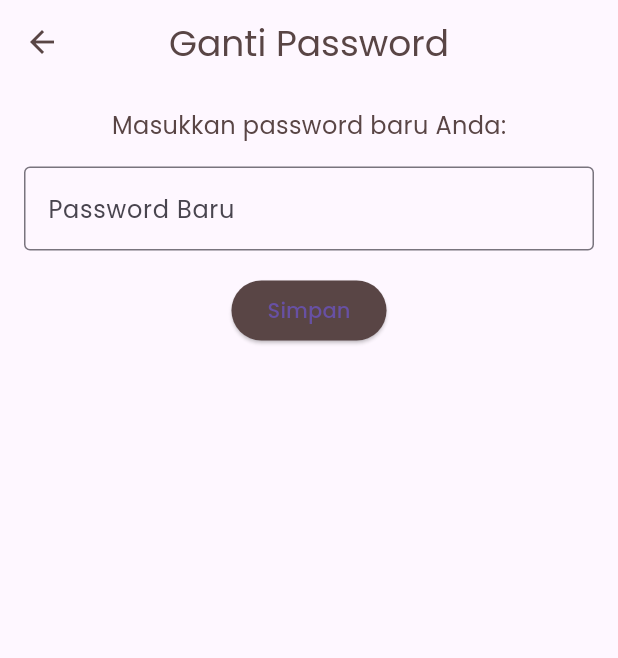
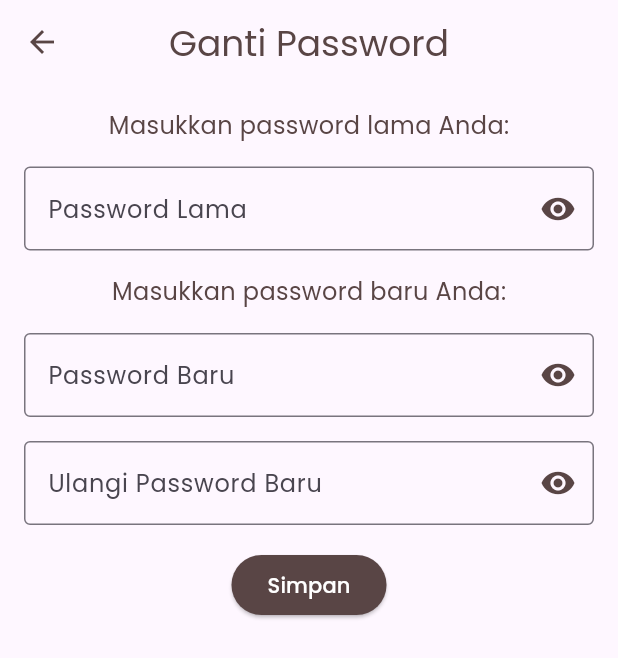
Before and after one commit to FaisalRidho12/apps_mobile, a Flutter app: the ChangePasswordWidget screen opened directly, on a phone screen of 412 x 824 dp. Shown: the top 658 px of the screen. Run offline on Flutter 3.47's test engine with Material 3 defaults, Android fonts, the phone set to English and light mode, and no system bars; our stand-ins replace audioplayers, cloud_firestore, firebase_auth, firebase_core, flutter_local_notifications, google_fonts and 1 more; missing offline and left inert: android_alarm_manager_plus, workmanager; accounts and stored records are empty; generated files the repository leaves out were written again.

Commit message:
Update profile.dart

```diff
--- a/lib/pages/profile.dart
+++ b/lib/pages/profile.dart
@@ -21,9 +21,9 @@ class _ProfileScreenState extends State<ProfileScreen> {
   @override
   void initState() {
     super.initState();
-    user = FirebaseAuth.instance.currentUser; // Ambil data pengguna yang sedang login
+    user = FirebaseAuth.instance.currentUser;
     if (user != null) {
-      _fetchUsername(); // Ambil data nama pengguna dari Firestore
+      _fetchUsername();
     }
   }
 
@@ -80,10 +80,10 @@ class _ProfileScreenState extends State<ProfileScreen> {
               );
             }),
             _buildMenuItem(context, Icons.notifications, 'Notifikasi', () {
-              // Logika untuk navigasi ke halaman Notifikasi
+
             }),
             _buildMenuItem(context, Icons.info_outline, 'Tentang Kami', () {
-              // Logika untuk navigasi ke halaman Tentang Kami
+
             }),
           ],
         ),
@@ -350,8 +350,118 @@ class SettingsScreen extends StatelessWidget {
   }
 }
 
-class ChangePasswordWidget extends StatelessWidget {
+class ChangePasswordWidget extends StatefulWidget {
   const ChangePasswordWidget({super.key});
+
+  @override
+  _ChangePasswordWidgetState createState() => _ChangePasswordWidgetState();
+}
+
+class _ChangePasswordWidgetState extends State<ChangePasswordWidget> {
+  final TextEditingController _oldPasswordController = TextEditingController();
+  final TextEditingController _newPasswordController = TextEditingController();
+  final TextEditingController _confirmPasswordController = TextEditingController();
+  final FirebaseAuth _auth = FirebaseAuth.instance;
+
+  bool _isLoading = false;
+  bool _oldPasswordVisible = false;
+  bool _newPasswordVisible = false;
+  bool _confirmPasswordVisible = false;
+
+  Future<void> _changePassword() async {
+    setState(() {
+      _isLoading = true;
+    });
+
+    try {
+      User? user = _auth.currentUser;
+      String email = user?.email ?? '';
+
+      // Re-authenticate user
+      AuthCredential credential = EmailAuthProvider.credential(
+        email: email,
+        password: _oldPasswordController.text,
+      );
+
+      await user?.reauthenticateWithCredential(credential);
+
+      if (_newPasswordController.text == _confirmPasswordController.text) {
+        await user?.updatePassword(_newPasswordController.text);
+        showDialog(
+          context: context,
+          builder: (context) => AlertDialog(
+            title: Text(
+              'Sukses',
+              style: GoogleFonts.poppins(),
+            ),
+            content: Text(
+              'Password telah diubah.',
+              style: GoogleFonts.poppins(),
+            ),
+            actions: [
+              TextButton(
+                onPressed: () => Navigator.of(context).pop(),
+                child: Text(
+                  'OK',
+                  style: GoogleFonts.poppins(),
+                ),
+              ),
+            ],
+          ),
+        );
+      } else {
+        showDialog(
+          context: context,
+          builder: (context) => AlertDialog(
+            title: Text(
+              'Error',
+              style: GoogleFonts.poppins(),
+            ),
+            content: Text(
+              'Password baru dan konfirmasi password tidak cocok.',
+              style: GoogleFonts.poppins(),
+            ),
+            actions: [
+              TextButton(
+                onPressed: () => Navigator.of(context).pop(),
+                child: Text(
+                  'OK',
+                  style: GoogleFonts.poppins(),
+                ),
+              ),
+            ],
+          ),
+        );
+      }
+    } catch (e) {
+      showDialog(
+        context: context,
+        builder: (context) => AlertDialog(
+          title: Text(
+            'Error',
+            style: GoogleFonts.poppins(),
+          ),
+          content: Text(
+            'Password lama salah atau terjadi kesalahan: $e',
+            style: GoogleFonts.poppins(),
+          ),
+          actions: [
+            TextButton(
+              onPressed: () => Navigator.of(context).pop(),
+              child: Text(
+                'OK',
+                style: GoogleFonts.poppins(),
+              ),
+            ),
+          ],
+        ),
+      );
+    } finally {
+      setState(() {
+        _isLoading = false;
+      });
+    }
+  }
 
   @override
   Widget build(BuildContext context) {
@@ -374,26 +484,85 @@ class ChangePasswordWidget extends StatelessWidget {
         child: Column(
           children: [
             Text(
+              'Masukkan password lama Anda:',
+              style: GoogleFonts.poppins(fontSize: 16, color: const Color(0xFF594545)),
+            ),
+            const SizedBox(height: 16),
+            TextField(
+              controller: _oldPasswordController,
+              obscureText: !_oldPasswordVisible,
+              decoration: InputDecoration(
+                border: const OutlineInputBorder(),
+                labelText: 'Password Lama',
+                labelStyle: GoogleFonts.poppins(),
+                suffixIcon: IconButton(
+                  icon: Icon(
+                    _oldPasswordVisible ? Icons.visibility_off : Icons.visibility,
+                    color: const Color(0xFF594545),
+                  ),
+                  onPressed: () {
+                    setState(() {
+                      _oldPasswordVisible = !_oldPasswordVisible;
+                    });
+                  },
+                ),
+              ),
+            ),
+            const SizedBox(height: 16),
+            Text(
               'Masukkan password baru Anda:',
               style: GoogleFonts.poppins(fontSize: 16, color: const Color(0xFF594545)),
             ),
             const SizedBox(height: 16),
             TextField(
-              obscureText: true,
+              controller: _newPasswordController,
+              obscureText: !_newPasswordVisible,
               decoration: InputDecoration(
                 border: const OutlineInputBorder(),
                 labelText: 'Password Baru',
                 labelStyle: GoogleFonts.poppins(),
+                suffixIcon: IconButton(
+                  icon: Icon(
+                    _newPasswordVisible ? Icons.visibility_off : Icons.visibility,
+                    color: const Color(0xFF594545),
+                  ),
+                  onPressed: () {
+                    setState(() {
+                      _newPasswordVisible = !_newPasswordVisible;
+                    });
+                  },
+                ),
               ),
             ),
             const SizedBox(height: 16),
-            ElevatedButton(
+            TextField(
+              controller: _confirmPasswordController,
+              obscureText: !_confirmPasswordVisible,
+              decoration: InputDecoration(
+                border: const OutlineInputBorder(),
+                labelText: 'Ulangi Password Baru',
+                labelStyle: GoogleFonts.poppins(),
+                suffixIcon: IconButton(
+                  icon: Icon(
+                    _confirmPasswordVisible ? Icons.visibility_off : Icons.visibility,
+                    color: const Color(0xFF594545),
+                  ),
                   onPressed: () {
-                // Logika ganti password di sini
+                    setState(() {
+                      _confirmPasswordVisible = !_confirmPasswordVisible;
+                    });
                   },
+                ),
+              ),
+            ),
+            const SizedBox(height: 16),
+            _isLoading
+                ? const CircularProgressIndicator()
+                : ElevatedButton(
+                    onPressed: _changePassword,
                     child: Text(
                       'Simpan',
-                style: GoogleFonts.poppins(),
+                      style: GoogleFonts.poppins(color: Colors.white),
                     ),
                     style: ElevatedButton.styleFrom(
                       backgroundColor: const Color(0xFF594545),
```
Lines whose indentation alone changed are shown as unchanged.
